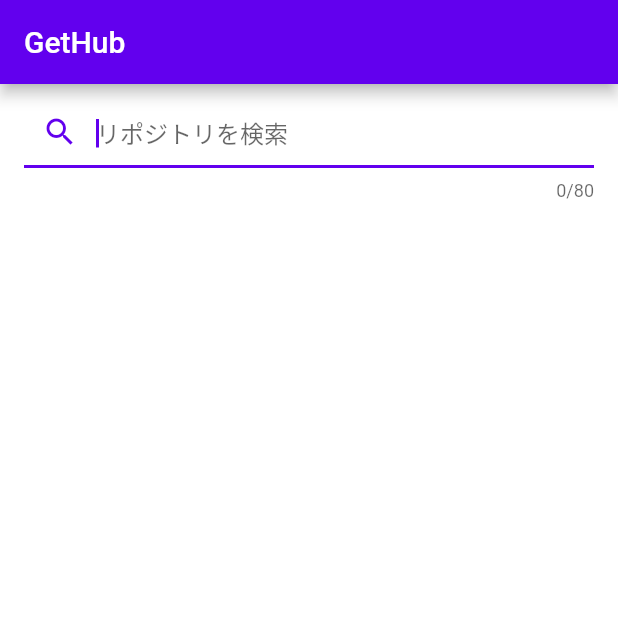
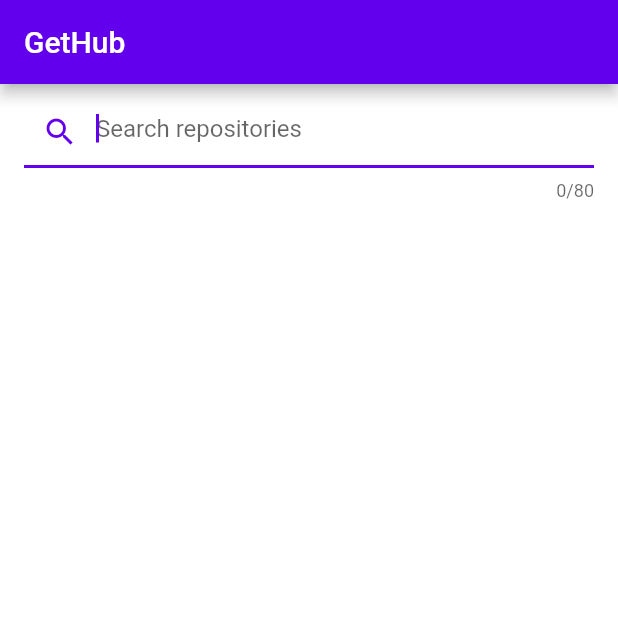
Before and after one commit to icoriha/gethub, a Flutter app: the screen it shows after launch, on a phone screen of 412 x 824 dp, the top half of it. Run offline on Flutter 3.47's test engine with Material 2 defaults, Android fonts, the phone set to English and light mode, and no system bars; our stand-ins replace flutter_riverpod, freezed_annotation; generated files the repository leaves out were written again.

Commit message:
UI側のl10n対応

```diff
--- a/lib/notifier/search_page_notifier.dart
+++ b/lib/notifier/search_page_notifier.dart
@@ -39,7 +39,7 @@ class SearchPageNotifier extends StateNotifier<SearchPageState> {
     } on HttpResponceException catch (e) {
       state = state.copyWith(errorMessage: e.toString());
     } on Exception catch (_) {
-      state = state.copyWith(errorMessage: 'An error has occured');
+      state = state.copyWith(errorMessage: '');
     } finally {
       state = state.copyWith(isLoading: false);
     }
@@ -73,7 +73,7 @@ class SearchPageNotifier extends StateNotifier<SearchPageState> {
     } on HttpResponceException catch (e) {
       state = state.copyWith(errorMessage: e.toString());
     } on Exception catch (_) {
-      state = state.copyWith(errorMessage: 'An error has occured');
+      state = state.copyWith(errorMessage: '');
     } finally {
       state = state.copyWith(isLoading: false);
     }
--- a/lib/ui/widget/search_bar.dart
+++ b/lib/ui/widget/search_bar.dart
@@ -1,4 +1,5 @@
 import 'package:flutter/material.dart';
+import 'package:flutter_gen/gen_l10n/app_localizations.dart';
 
 class SearchBar extends StatelessWidget {
   const SearchBar({Key? key, required this.controller, this.onSubmitted})
@@ -8,10 +9,11 @@ class SearchBar extends StatelessWidget {
 
   @override
   Widget build(BuildContext context) {
+    final l10n = AppLocalizations.of(context)!;
     return TextField(
-      decoration: const InputDecoration(
-        prefixIcon: Icon(Icons.search),
-        hintText: 'リポジトリを検索',
+      decoration: InputDecoration(
+        prefixIcon: const Icon(Icons.search),
+        hintText: l10n.searchRepositories,
       ),
       textInputAction: TextInputAction.search,
       autofocus: true,
```
Also changed, not shown: lib/ui/page/search_page.dart (+5 -3 lines).
